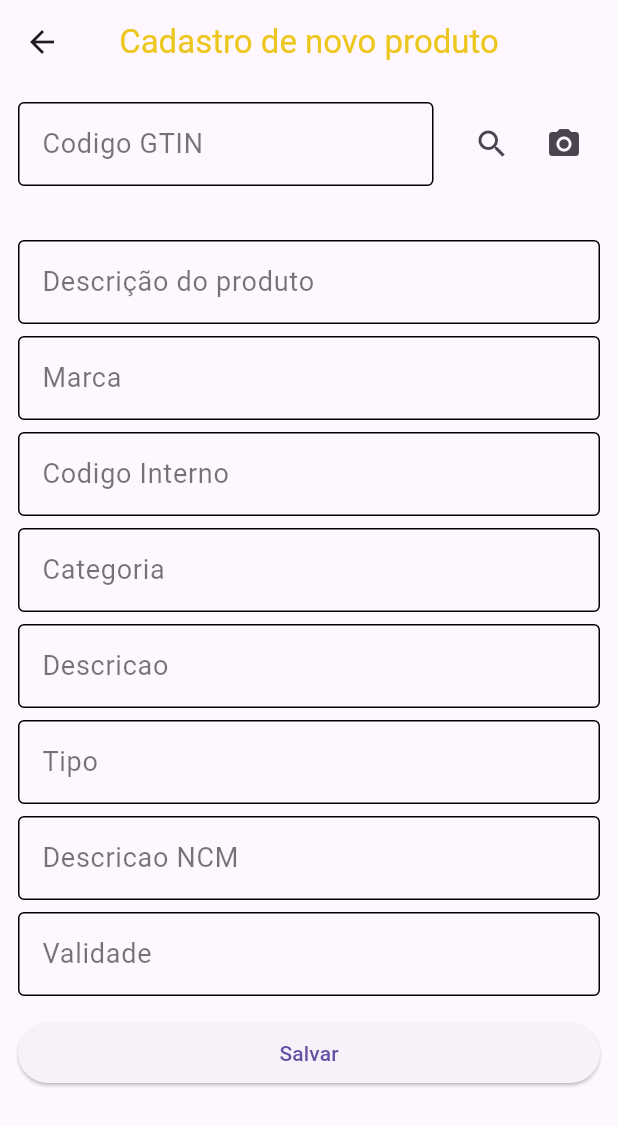
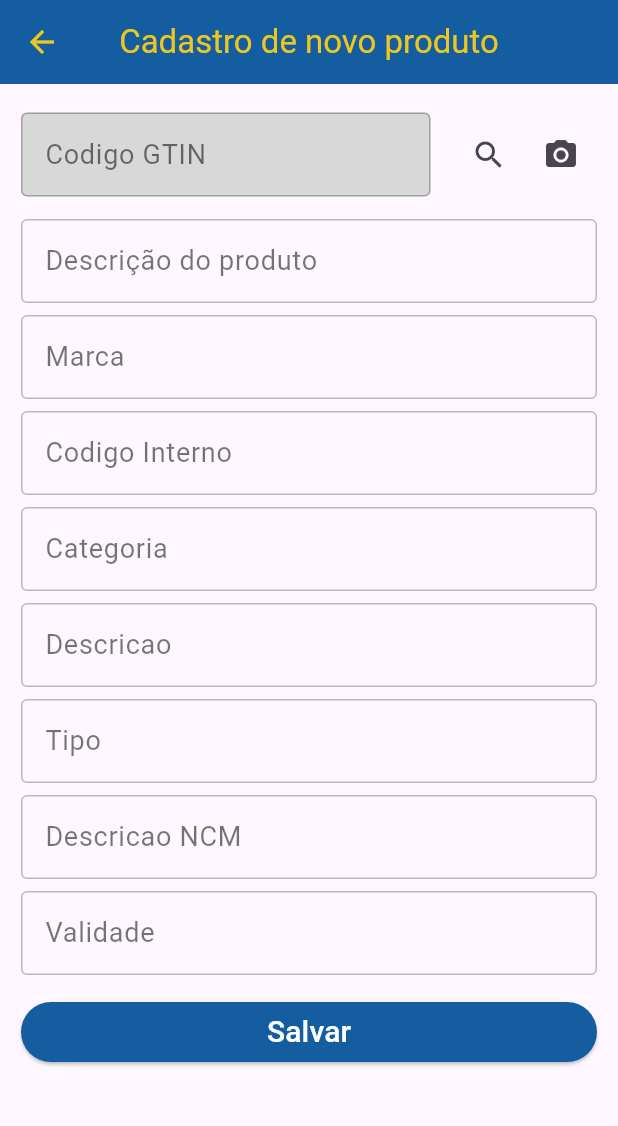
Before and after one commit to grplima/estoquesimples, a Flutter app: the screen it shows after launch, item 2 of the bottom bar chosen, on a phone screen of 412 x 824 dp. Shown: the top 1126 px of the screen. Run offline on Flutter 3.47's test engine with Material 3 defaults, Android fonts, the phone set to English and light mode, and no system bars; our stand-ins replace sqflite; missing offline and left inert: flutter_barcode_scanner; accounts and stored records are empty.

Commit message:
Alterado cores na tela de cadastro

```diff
--- a/lib/pages/cadastronovo.dart
+++ b/lib/pages/cadastronovo.dart
@@ -62,6 +62,7 @@ class _CadastronovoState extends State<Cadastronovo> {
   // String? _produtovalidity;
 
   bool _carregando = false;
+  // ignore: unused_field
   String _message = "";
 
   ProdutoDatabase _produtoDatabase = ProdutoDatabase();
@@ -278,6 +279,7 @@ class _CadastronovoState extends State<Cadastronovo> {
   Widget build(BuildContext context) {
     return Scaffold(
       appBar: AppBar(
+        backgroundColor: Color(0xFF145DA0),
         title: Text(
           "Cadastro de novo produto",
           style: TextStyle(
@@ -286,32 +288,38 @@ class _CadastronovoState extends State<Cadastronovo> {
         ),
         centerTitle: true,
         leading: IconButton(
-          icon: Icon(Icons.arrow_back),
+          icon: Icon(Icons.arrow_back, color: Color(0xFFEDC71F),),
           onPressed: () {
             Navigator.pop(context);
           },
         ),
       ),
       body: Padding(
-        padding: const EdgeInsets.all(12.0),
+        padding: const EdgeInsets.all(14.0),
         child: SingleChildScrollView(
           child: Column(
             children: [
               Row(
                 children: [
+                  SizedBox(height: 5,),
+                ],
+              ),
+              Row(
+                children: [
                   Expanded(
-                    child: TextField(
+                    child:
+                    TextField(
                       controller: _controllergtin,
                       decoration: const InputDecoration(
-                        labelText: 'Codigo GTIN',
+                        labelText: 'Codigo GTIN', filled:true, fillColor: Color(0xFFD8D8D8),
                         border: OutlineInputBorder(),
-                        enabledBorder: OutlineInputBorder(borderSide: BorderSide()),
+                        enabledBorder: OutlineInputBorder(borderSide: BorderSide(color: Colors.black26)),
                         labelStyle: TextStyle(
                           fontSize: 18,
                           color: Colors.black54,
                         ),
                         focusedBorder: OutlineInputBorder(
-                          borderSide: BorderSide(color: Colors.blueGrey, width: 2),
+                          borderSide: BorderSide(color: Colors.black26, width: 1),
                         ),
                       ),
                     ),
@@ -332,7 +340,7 @@ class _CadastronovoState extends State<Cadastronovo> {
                   ),
                 ],
               ),
-              Row(
+             /* Row(
                 children: [
                   Padding(
                     padding: const EdgeInsets.all(8.0),
@@ -343,6 +351,9 @@ class _CadastronovoState extends State<Cadastronovo> {
                     ),
                   ),
                 ],
+              ),*/
+              SizedBox(
+                height: 15,
               ),
               if (_produtoDescricao != null)
                 Text(
@@ -361,13 +372,13 @@ class _CadastronovoState extends State<Cadastronovo> {
                       decoration: InputDecoration(
                         labelText: 'Descrição do produto',
                         border: OutlineInputBorder(),
-                        enabledBorder: OutlineInputBorder(borderSide: BorderSide()),
+                        enabledBorder: OutlineInputBorder(borderSide: BorderSide(color: Colors.black26)),
                         labelStyle: TextStyle(
                           fontSize: 18,
                           color: Colors.black54,
                         ),
                         focusedBorder: OutlineInputBorder(
-                          borderSide: BorderSide(color: Colors.blueGrey, width: 2),
+                          borderSide: BorderSide(color: Colors.black26, width: 1),
                         ),
                       ),
                     ),
@@ -388,13 +399,13 @@ class _CadastronovoState extends State<Cadastronovo> {
                       decoration: InputDecoration(
                         labelText: 'Marca',
                         border: OutlineInputBorder(),
-                        enabledBorder: OutlineInputBorder(borderSide: BorderSide()),
+                        enabledBorder: OutlineInputBorder(borderSide: BorderSide(color: Colors.black26)),
                         labelStyle: TextStyle(
                           fontSize: 18,
                           color: Colors.black54,
                         ),
                         focusedBorder: OutlineInputBorder(
-                          borderSide: BorderSide(color: Colors.blueGrey, width: 2),
+                          borderSide: BorderSide(color: Colors.black26, width: 1),
                         ),
                       ),
                     ),
@@ -415,13 +426,13 @@ class _CadastronovoState extends State<Cadastronovo> {
                       decoration: InputDecoration(
                         labelText: 'Codigo Interno',
                         border: OutlineInputBorder(),
-                        enabledBorder: OutlineInputBorder(borderSide: BorderSide()),
+                        enabledBorder: OutlineInputBorder(borderSide: BorderSide(color: Colors.black26)),
                         labelStyle: TextStyle(
                           fontSize: 18,
                           color: Colors.black54,
                         ),
                         focusedBorder: OutlineInputBorder(
-                          borderSide: BorderSide(color: Colors.blueGrey, width: 2),
+                          borderSide: BorderSide(color: Colors.black26, width: 1),
                         ),
                       ),
                     ),
@@ -465,13 +476,13 @@ class _CadastronovoState extends State<Cadastronovo> {
                       decoration: InputDecoration(
                         labelText: 'Categoria',
                         border: OutlineInputBorder(),
-                        enabledBorder: OutlineInputBorder(borderSide: BorderSide()),
+                        enabledBorder: OutlineInputBorder(borderSide: BorderSide(color: Colors.black26)),
                         labelStyle: TextStyle(
                           fontSize: 18,
                           color: Colors.black54,
                         ),
                         focusedBorder: OutlineInputBorder(
-                          borderSide: BorderSide(color: Colors.blueGrey, width: 2),
+                          borderSide: BorderSide(color: Colors.black26, width: 1),
                         ),
                       ),
                     ),
@@ -492,13 +503,13 @@ class _CadastronovoState extends State<Cadastronovo> {
                       decoration: InputDecoration(
                         labelText: 'Descricao',
                         border: OutlineInputBorder(),
-                        enabledBorder: OutlineInputBorder(borderSide: BorderSide()),
+                        enabledBorder: OutlineInputBorder(borderSide: BorderSide(color: Colors.black26)),
                         labelStyle: TextStyle(
                           fontSize: 18,
                           color: Colors.black54,
                         ),
                         focusedBorder: OutlineInputBorder(
-                          borderSide: BorderSide(color: Colors.blueGrey, width: 2),
+                          borderSide: BorderSide(color: Colors.black26, width: 1),
                         ),
                       ),
                     ),
@@ -519,13 +530,13 @@ class _CadastronovoState extends State<Cadastronovo> {
                       decoration: InputDecoration(
                         labelText: 'Tipo',
                         border: OutlineInputBorder(),
-                        enabledBorder: OutlineInputBorder(borderSide: BorderSide()),
+                        enabledBorder: OutlineInputBorder(borderSide: BorderSide(color: Colors.black26)),
                         labelStyle: TextStyle(
                           fontSize: 18,
                           color: Colors.black54,
                         ),
                         focusedBorder: OutlineInputBorder(
-                          borderSide: BorderSide(color: Colors.blueGrey, width: 2),
+                          borderSide: BorderSide(color: Colors.black26, width: 1),
                         ),
                       ),
                     ),
@@ -546,13 +557,13 @@ class _CadastronovoState extends State<Cadastronovo> {
                       decoration: InputDecoration(
                         labelText: 'Descricao NCM',
                         border: OutlineInputBorder(),
-                        enabledBorder: OutlineInputBorder(borderSide: BorderSide()),
+                        enabledBorder: OutlineInputBorder(borderSide: BorderSide(color: Colors.black26)),
                         labelStyle: TextStyle(
                           fontSize: 18,
                           color: Colors.black54,
                         ),
                         focusedBorder: OutlineInputBorder(
-                          borderSide: BorderSide(color: Colors.blueGrey, width: 2),
+                          borderSide: BorderSide(color: Colors.black26, width: 1),
                         ),
                       ),
                     ),
@@ -575,13 +586,13 @@ class _CadastronovoState extends State<Cadastronovo> {
                       decoration: InputDecoration(
                         labelText: 'Validade',
                         border: OutlineInputBorder(),
-                        enabledBorder: OutlineInputBorder(borderSide: BorderSide()),
+                        enabledBorder: OutlineInputBorder(borderSide: BorderSide(color: Colors.black26)),
                         labelStyle: TextStyle(
                           fontSize: 18,
                           color: Colors.black54,
                         ),
                         focusedBorder: OutlineInputBorder(
-                          borderSide: BorderSide(color: Colors.blueGrey, width: 2),
+                          borderSide: BorderSide(color: Colors.black26, width: 1),
                         ),
                       ),
                       onTap: () async {
@@ -611,7 +622,12 @@ class _CadastronovoState extends State<Cadastronovo> {
                   Expanded(
                     child: ElevatedButton(
                       onPressed: _clickSalvar,
-                      child: Text('Salvar'),
+                      child: Text('Salvar', style: TextStyle(color: Colors.white, fontSize: 20),),
+                      style: ElevatedButton.styleFrom(
+                        backgroundColor: Color(0xFF145DA0),
+                        shape: StadiumBorder(),
+
+                      ),
                     ),
                   )
                 ],
```
